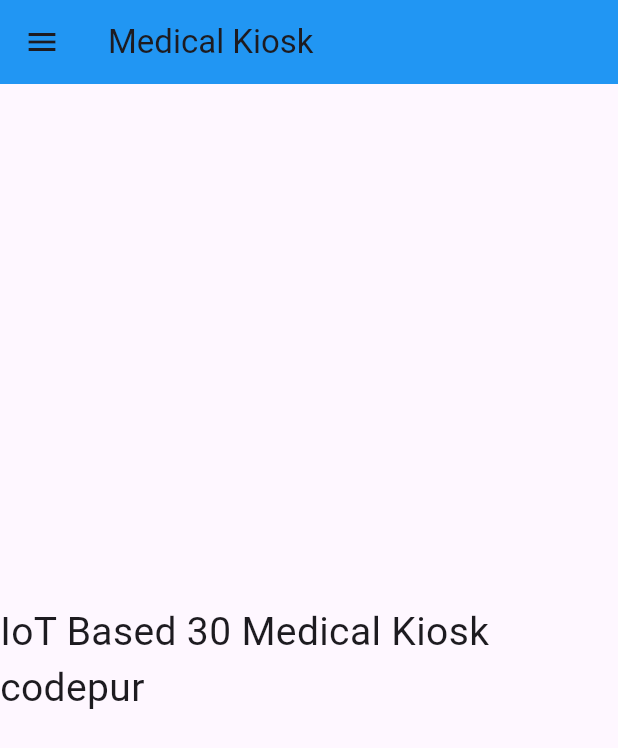
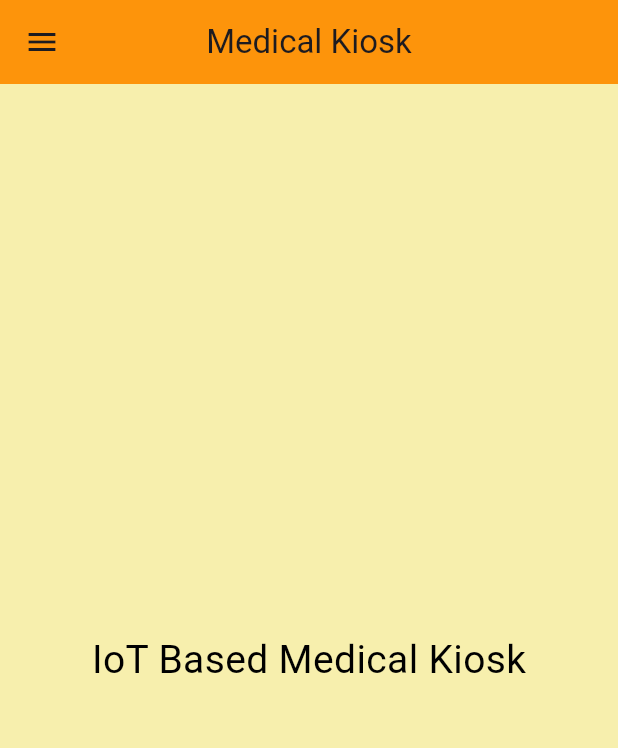
Before and after one commit to Ghufran-Ali/30DaysOfFlutter, a Flutter app: the screen it shows after launch, on a phone screen of 412 x 824 dp. Shown: the top 748 px of the screen. Run offline on Flutter 3.47's test engine with Material 3 defaults, Android fonts, the phone set to English and light mode, and no system bars.

Commit message:
Day3 completed

```diff
--- a/lib/main.dart
+++ b/lib/main.dart
@@ -1,5 +1,7 @@
 import 'package:flutter/material.dart';
-import 'package:test_app/home_page.dart';
+//import 'package:flutter/widgets.dart';
+import 'package:test_app/pages/home_page.dart';
+import 'package:test_app/pages/login_page.dart';
 
 void main() {
   runApp(const MyApp());
@@ -10,10 +12,19 @@ class MyApp extends StatelessWidget {
 
   @override
   Widget build(BuildContext context) {
-
-
-    return  MaterialApp(
-      home: HomePage(),
+    return MaterialApp(
+      //home: HomePage(),
+      themeMode: ThemeMode.light,
+      theme: ThemeData(primarySwatch: Colors.deepPurple),
+      darkTheme: ThemeData(
+        brightness: Brightness.dark,
+      ),
+      initialRoute: "/home",
+      routes: {
+        "/": (context) => const LoginPage(),
+        "/home": (context) => HomePage(),
+        "/login": (context) => const LoginPage(),
+      },
     );
   }
 }
--- a/lib/home_page.dart
+++ b/lib/pages/home_page.dart
@@ -2,23 +2,25 @@ import 'package:flutter/material.dart';
 
 // ignore: use_key_in_widget_constructors
 class HomePage extends StatelessWidget {
-  final int days = 30;
-  final String name = "codepur";
+  //final int days = 30;
+  //final String name = "codepur";
 
   @override
   Widget build(BuildContext context) {
     return Scaffold(
       appBar: AppBar(
         title: const Text("Medical Kiosk"),
-        backgroundColor: Colors.blue,
+        centerTitle: true,
+        backgroundColor: const Color.fromARGB(255, 253, 148, 11),
       ),
-      body: Center(
+      body: const Center(
         child: Text(
-          "IoT Based $days Medical Kiosk $name",
-          style: const TextStyle(fontSize: 26),
+          "IoT Based Medical Kiosk",
+          style: TextStyle(fontSize: 26, color: Colors.black),
         ),
       ),
       drawer: const Drawer(),
+      backgroundColor: const Color.fromARGB(255, 247, 239, 173),
     );
   }
 }
```
Also changed, not shown: lib/pages/login_page.dart (added, +18 -0 lines).
